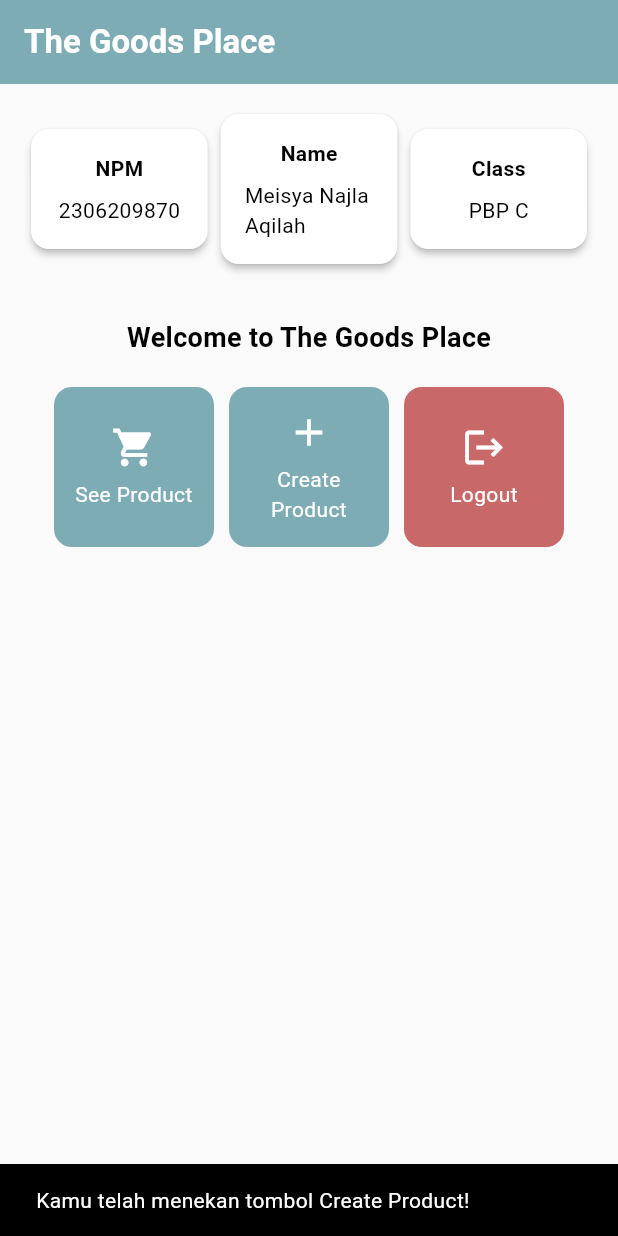
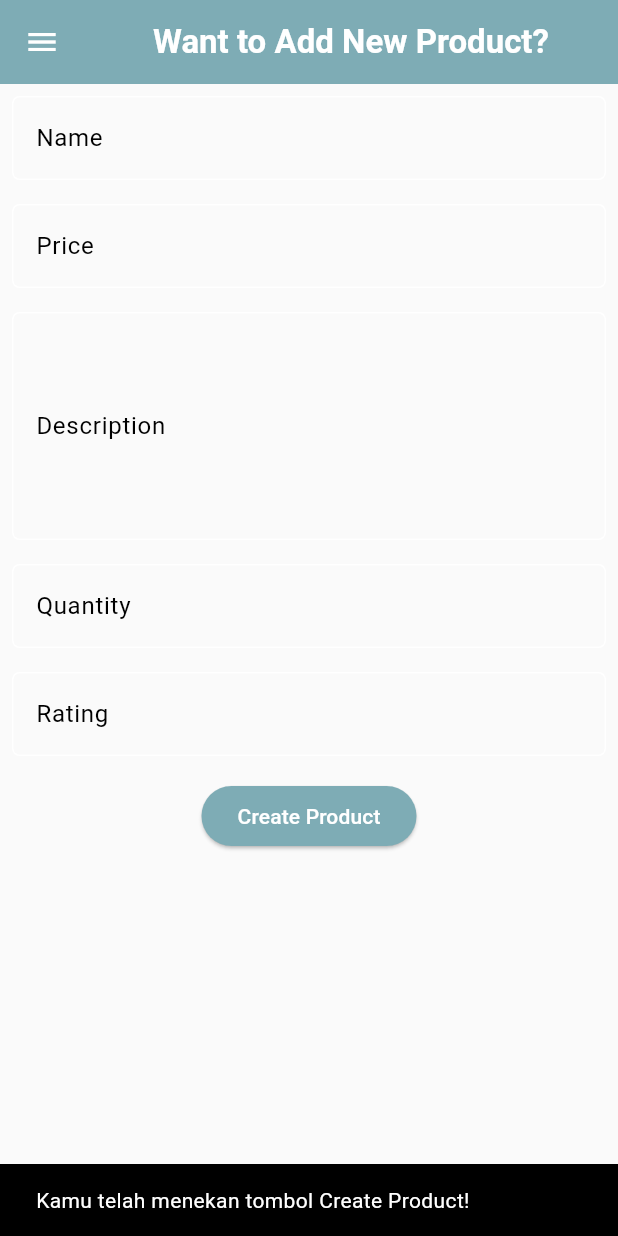
Before and after one commit to meisyanajla/the-goods-place-mobile, a Flutter app: the screen it shows after launch, after a tap on "Create Product", on a phone screen of 412 x 824 dp. Run offline on Flutter 3.47's test engine with Material 3 defaults, Android fonts, the phone set to English and light mode, and no system bars; Roboto replaces fonts that are missing (Helvetica).

Commit message:
Finished Assignment 8

```diff
--- a/lib/main.dart
+++ b/lib/main.dart
@@ -1,5 +1,5 @@
 import 'package:flutter/material.dart';
-import 'package:the_goods_place/menu.dart';
+import 'package:the_goods_place/screens/menu.dart';
 
 void main() {
   runApp(const MyApp());
--- /dev/null
+++ b/lib/screens/createproduct_form.dart
@@ -0,0 +1,236 @@
+import 'package:flutter/material.dart';
+import 'package:the_goods_place/widgets/left_drawer.dart';
+
+class ProductFormPage extends StatefulWidget {
+  const ProductFormPage({super.key});
+
+  @override
+  State<ProductFormPage> createState() => _ProductFormPageState();
+}
+
+class _ProductFormPageState extends State<ProductFormPage> {
+  final _formKey = GlobalKey<FormState>();
+  String _name = "";
+	int _price = 0;
+	String _description = "";
+  int _quantity = 0;
+  double _rating = 0.0;
+
+  @override
+  Widget build(BuildContext context) {
+    return Scaffold(
+      appBar: AppBar(
+        title: const Center(
+          child: Text(
+            'Want to Add New Product?',
+            style: TextStyle(
+              fontFamily: 'Helvetica',
+              fontWeight: FontWeight.bold,
+            ),
+          ),
+        ),
+        backgroundColor: Theme.of(context).colorScheme.primary,
+        foregroundColor: Colors.white,
+      ),
+      drawer: const LeftDrawer(),
+      body: Form(
+        key: _formKey,
+        child: SingleChildScrollView(
+          child: Column(
+            crossAxisAlignment: CrossAxisAlignment.start,
+            children: [
+              Padding(
+                padding: const EdgeInsets.all(8.0),
+                child: TextFormField(
+                  decoration: InputDecoration(
+                    hintText: "Name",
+                    labelText: "Name",
+                    border: OutlineInputBorder(
+                      borderRadius: BorderRadius.circular(5.0),
+                    ),
+                  ),
+                  onChanged: (String? value) {
+                    setState(() {
+                      _name = value!;
+                    });
+                  },
+                  validator: (String? value) {
+                    if (value == null || value.isEmpty) {
+                      return "Name field cannot be blank.";
+                    }
+                    return null;
+                  },
+                ),
+              ),
+              Padding(
+                padding: const EdgeInsets.all(8.0),
+                child: TextFormField(
+                  decoration: InputDecoration(
+                    hintText: "Price",
+                    labelText: "Price",
+                    border: OutlineInputBorder(
+                      borderRadius: BorderRadius.circular(5.0),
+                    ),
+                  ),
+                  onChanged: (String? value) {
+                    setState(() {
+                      _price = int.tryParse(value!) ?? 0;
+                    });
+                  },
+                  validator: (String? value) {
+                    if (value == null || value.isEmpty) {
+                      return "Price field cannot be blank.";
+                    }
+                    final parsedValue = int.tryParse(value);
+                    if (parsedValue == null) {
+                      return "Price field must only contain numbers.";
+                    }
+                    if (parsedValue <= 0) {
+                      return "Price must be greater than 0.";
+                    }
+                    return null;
+                  },
+                ),
+              ),
+              Padding(
+                padding: const EdgeInsets.all(8.0),
+                child: TextFormField(
+                  decoration: InputDecoration(
+                    hintText: "Description",
+                    labelText: "Description",
+                    border: OutlineInputBorder(
+                      borderRadius: BorderRadius.circular(5.0),
+                    ),
+                  ),
+                  maxLines: 5,
+                  onChanged: (String? value) {
+                    setState(() {
+                      _description = value!;
+                    });
+                  },
+                  validator: (String? value) {
+                    if (value == null || value.isEmpty) {
+                      return "Description field cannot be blank.";
+                    }
+                    return null;
+                  },
+                ),
+              ),
+              Padding(
+                padding: const EdgeInsets.all(8.0),
+                child: TextFormField(
+                  decoration: InputDecoration(
+                    hintText: "Quantity",
+                    labelText: "Quantity",
+                    border: OutlineInputBorder(
+                      borderRadius: BorderRadius.circular(5.0),
+                    ),
+                  ),
+                  onChanged: (String? value) {
+                    setState(() {
+                      _quantity = int.tryParse(value!) ?? 0;
+                    });
+                  },
+                  validator: (String? value) {
+                    if (value == null || value.isEmpty) {
+                      return "Quantity field cannot be blank.";
+                    }
+                    final parsedValue = int.tryParse(value);
+                    if (parsedValue == null) {
+                      return "Quantity field must only contain numbers.";
+                    }
+                    if (parsedValue <= 0) {
+                      return "Quantity must be greater than 0.";
+                    }
+                    return null;
+                  },
+                ),
+              ),
+              Padding(
+                padding: const EdgeInsets.all(8.0),
+                child: TextFormField(
+                  decoration: InputDecoration(
+                    hintText: "Rating",
+                    labelText: "Rating",
+                    border: OutlineInputBorder(
+                      borderRadius: BorderRadius.circular(5.0),
+                    ),
+                  ),
+                  onChanged: (String? value) {
+                    setState(() {
+                      _rating = double.tryParse(value!) ?? 1.0;
+                      if (_rating < 1.0) _rating = 1.0;
+                      if (_rating > 5.0) _rating = 5.0;
+                    });
+                  },
+                  validator: (String? value) {
+                    if (value == null || value.isEmpty) {
+                      return "Rating field cannot be blank.";
+                    }
+                    final parsedValue = double.tryParse(value);
+                    if (parsedValue == null) {
+                      return "Rating field must only contain numbers.";
+                    }
+                    if (parsedValue < 1.0 || parsedValue > 5.0) {
+                      return "Rating must be between 1 and 5.";
+                    }
+                    return null;
+                  },
+                ),
+              ),
+              Align(
+                alignment: Alignment.bottomCenter,
+                child: Padding(
+                  padding: const EdgeInsets.all(8.0),
+                  child: ElevatedButton(
+                    style: ButtonStyle(
+                      backgroundColor: MaterialStateProperty.all(
+                          Theme.of(context).colorScheme.primary),
+                    ),
+                    onPressed: () {
+                      if (_formKey.currentState!.validate()) {
+                        showDialog(
+                          context: context,
+                          builder: (context) {
+                            return AlertDialog(
+                              title: Text('$_name was successfully created'),
+                              content: SingleChildScrollView(
+                                child: Column(
+                                  crossAxisAlignment: CrossAxisAlignment.start,
+                                  children: [
+                                    Text('Name: $_name'),
+                                    Text('Price: $_price'),
+                                    Text('Description: $_description'),
+                                    Text('Quantity: $_quantity'),
+                                    Text('Rating: $_rating')
+                                  ],
+                                ),
+                              ),
+                              actions: [
+                                TextButton(
+                                  child: const Text('OK'),
+                                  onPressed: () {
+                                    Navigator.pop(context);
+                                    _formKey.currentState!.reset();
+                                  },
+                                ),
+                              ],
+                            );
+                          },
+                        );
+                      }
+                    },
+                    child: const Text(
+                      "Create Product",
+                      style: TextStyle(color: Colors.white),
+                    ),
+                  ),
+                ),
+              ),
+            ],
+          ),
+        ),
+      ),
+    );
+  }
+}
--- a/lib/menu.dart
+++ b/lib/screens/menu.dart
@@ -1,4 +1,6 @@
 import 'package:flutter/material.dart';
+import 'package:the_goods_place/widgets/left_drawer.dart';
+import 'package:the_goods_place/widgets/product_card.dart';
 
 class MyHomePage extends StatelessWidget {
   final String npm = '2306209870'; // NPM
@@ -23,13 +25,17 @@
         title: const Text(
           'The Goods Place',
           style: TextStyle(
+            fontFamily: 'Helvetica',
             color: Colors.white,
             fontWeight: FontWeight.bold,
           ),
         ),
         // Warna latar belakang AppBar diambil dari skema warna tema aplikasi.
         backgroundColor: Theme.of(context).colorScheme.primary,
+        iconTheme: const IconThemeData(color: Colors.white),
       ),
+      // Masukkan drawer sebagai parameter nilai drawer dari widget Scaffold
+      drawer: const LeftDrawer(),
       // Body halaman dengan padding di sekelilingnya.
       body: Padding(
         padding: const EdgeInsets.all(16.0),
@@ -62,6 +68,7 @@
                     child: Text(
                       'Welcome to The Goods Place',
                       style: TextStyle(
+                        fontFamily: 'Helvetica',
                         fontWeight: FontWeight.bold,
                         fontSize: 18.0,
                       ),
@@ -126,58 +133,3 @@
     );
   }
 }
-
-class ItemCard extends StatelessWidget {
-  final ItemHomepage item;
-
-  const ItemCard(this.item, {super.key});
-
-  @override
-  Widget build(BuildContext context) {
-    // Tentukan warna latar belakang berdasarkan nama item
-    Color backgroundColor = item.name == "Logout"
-        ? Theme.of(context).colorScheme.error // Warna merah untuk Logout
-        : Theme.of(context).colorScheme.primary; // Warna lain untuk tombol lain
-
-    return Material(
-      color: backgroundColor, // Gunakan warna yang sesuai
-      borderRadius: BorderRadius.circular(12),
-      child: InkWell(
-        onTap: () {
-          ScaffoldMessenger.of(context)
-            ..hideCurrentSnackBar()
-            ..showSnackBar(SnackBar(
-                content: Text("Kamu telah menekan tombol ${item.name}!")));
-        },
-        child: Container(
-          padding: const EdgeInsets.all(8),
-          child: Center(
-            child: Column(
-              mainAxisAlignment: MainAxisAlignment.center,
-              children: [
-                Icon(
-                  item.icon,
-                  color: Colors.white,
-                  size: 30.0,
-                ),
-                const Padding(padding: EdgeInsets.all(3)),
-                Text(
-                  item.name,
-                  textAlign: TextAlign.center,
-                  style: const TextStyle(color: Colors.white),
-                ),
-              ],
-            ),
-          ),
-        ),
-      ),
-    );
-  }
-}
-
-class ItemHomepage {
-  final String name;
-  final IconData icon;
-
-  ItemHomepage(this.name, this.icon);
-}
--- /dev/null
+++ b/lib/widgets/left_drawer.dart
@@ -0,0 +1,72 @@
+import 'package:flutter/material.dart';
+import 'package:the_goods_place/screens/menu.dart';
+import 'package:the_goods_place/screens/createproduct_form.dart';
+
+class LeftDrawer extends StatelessWidget {
+  const LeftDrawer({super.key});
+
+  @override
+  Widget build(BuildContext context) {
+    return Drawer(
+      child: ListView(
+        children: [
+          DrawerHeader(
+            decoration: BoxDecoration(
+              color: Theme.of(context).colorScheme.primary,
+            ),
+            child: const Column(
+              children: [
+                Text(
+                  'The Goods Place',
+                  textAlign: TextAlign.center,
+                  style: TextStyle(
+                    fontFamily: 'Helvetica',
+                    fontSize: 24,
+                    fontWeight: FontWeight.bold,
+                    color: Colors.white,
+                  ),
+                ),
+                Padding(padding: EdgeInsets.all(8)),
+                Text(
+                  "where your wonderland of hugs awaits ⸜(｡˃ ᵕ ˂ )⸝♡",
+                  textAlign: TextAlign.center,
+                  style: TextStyle(
+                    fontFamily: 'Helvetica',
+                    fontSize: 15,
+                    color: Colors.white,
+                    fontWeight: FontWeight.normal,
+                  ),
+                ),
+              ],
+            ),
+          ),
+          ListTile(
+            leading: const Icon(Icons.home_outlined),
+            title: const Text('Home Page'),
+            // Bagian redirection ke MyHomePage
+            onTap: () {
+              Navigator.pushReplacement(
+                  context,
+                  MaterialPageRoute(
+                    builder: (context) => MyHomePage(),
+                  ));
+            },
+          ),
+          ListTile(
+            leading: const Icon(Icons.shopping_bag_outlined),
+            title: const Text('Create Product'),
+            // Bagian redirection ke ProductFormPage
+            onTap: () {
+              Navigator.push(
+                  context,
+                  MaterialPageRoute(
+                    builder: (context) => const ProductFormPage(),
+                  )
+              );
+            },
+          ),
+        ],
+      ),
+    );
+  }
+}
--- /dev/null
+++ b/lib/widgets/product_card.dart
@@ -0,0 +1,65 @@
+import 'package:flutter/material.dart';
+import 'package:the_goods_place/screens/createproduct_form.dart';
+
+class ItemCard extends StatelessWidget {
+  final ItemHomepage item;
+
+  const ItemCard(this.item, {super.key});
+
+  @override
+  Widget build(BuildContext context) {
+    // Tentukan warna latar belakang berdasarkan nama item
+    Color backgroundColor = item.name == "Logout"
+        ? Theme.of(context).colorScheme.error // Warna merah untuk Logout
+        : Theme.of(context).colorScheme.primary; // Warna lain untuk tombol lain
+
+    return Material(
+      color: backgroundColor, // Gunakan warna yang sesuai
+      borderRadius: BorderRadius.circular(12),
+      child: InkWell(
+        onTap: () {
+          ScaffoldMessenger.of(context)
+            ..hideCurrentSnackBar()
+            ..showSnackBar(SnackBar(
+                content: Text("Kamu telah menekan tombol ${item.name}!")));
+          if (item.name == "Create Product") {
+            Navigator.push(
+              context,
+              MaterialPageRoute(
+                builder: (context) => const ProductFormPage(),
+              ),
+            );
+          }
+        },
+        child: Container(
+          padding: const EdgeInsets.all(8),
+          child: Center(
+            child: Column(
+              mainAxisAlignment: MainAxisAlignment.center,
+              children: [
+                Icon(
+                  item.icon,
+                  color: Colors.white,
+                  size: 30.0,
+                ),
+                const Padding(padding: EdgeInsets.all(3)),
+                Text(
+                  item.name,
+                  textAlign: TextAlign.center,
+                  style: const TextStyle(color: Colors.white),
+                ),
+              ],
+            ),
+          ),
+        ),
+      ),
+    );
+  }
+}
+
+class ItemHomepage {
+  final String name;
+  final IconData icon;
+
+  ItemHomepage(this.name, this.icon);
+}
```
